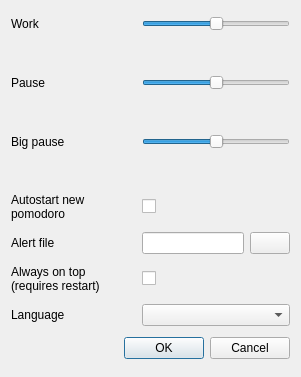
The window that src/settings.ui (rtkt/pomodoro) describes before a commit, drawn with Qt 5.
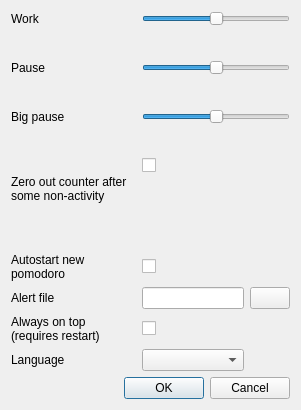
The same window after the commit.

Commit message:
Completely remade settings system (storing/applying/saving/etc)
Also retranslation of tray icon menu works now

And I've added 'zero out' option to the settings window

```diff
--- a/src/settings.ui
+++ b/src/settings.ui
@@ -7,52 +7,33 @@
     <x>0</x>
     <y>0</y>
     <width>301</width>
-    <height>377</height>
+    <height>410</height>
    </rect>
   </property>
   <property name="windowTitle">
    <string>Settings</string>
   </property>
   <layout class="QGridLayout" name="gridLayout">
-   <item row="0" column="0">
-    <widget class="QLabel" name="workLabel">
-     <property name="text">
-      <string>Work</string>
-     </property>
-    </widget>
+   <item row="9" column="1">
+    <widget class="QLineEdit" name="file"/>
    </item>
-   <item row="0" column="1" colspan="2">
-    <widget class="QSlider" name="work">
-     <property name="minimum">
-      <number>15</number>
-     </property>
-     <property name="maximum">
-      <number>35</number>
-     </property>
-     <property name="value">
-      <number>25</number>
-     </property>
-     <property name="orientation">
-      <enum>Qt::Horizontal</enum>
-     </property>
-    </widget>
-   </item>
-   <item row="1" column="1" colspan="2">
-    <widget class="QLabel" name="workText">
-     <property name="maximumSize">
-      <size>
-       <width>16777215</width>
-       <height>22</height>
-      </size>
-     </property>
+   <item row="10" column="1">
+    <widget class="QCheckBox" name="onTop">
      <property name="text">
       <string/>
      </property>
-     <property name="alignment">
-      <set>Qt::AlignRight|Qt::AlignTop|Qt::AlignTrailing</set>
+    </widget>
+   </item>
+   <item row="11" column="0">
+    <widget class="QLabel" name="languageLabel">
+     <property name="text">
+      <string>Language</string>
      </property>
     </widget>
    </item>
+   <item row="11" column="1">
+    <widget class="QComboBox" name="language"/>
+   </item>
    <item row="2" column="0">
     <widget class="QLabel" name="pauseLabel">
      <property name="text">
@@ -60,39 +41,21 @@
      </property>
     </widget>
    </item>
-   <item row="2" column="1" colspan="2">
-    <widget class="QSlider" name="pause">
-     <property name="minimum">
-      <number>2</number>
-     </property>
-     <property name="maximum">
-      <number>8</number>
-     </property>
-     <property name="pageStep">
-      <number>2</number>
-     </property>
-     <property name="value">
-      <number>5</number>
-     </property>
+   <item row="12" column="0" colspan="3">
+    <widget class="QDialogButtonBox" name="buttonBox">
      <property name="orientation">
       <enum>Qt::Horizontal</enum>
      </property>
+     <property name="standardButtons">
+      <set>QDialogButtonBox::Cancel|QDialogButtonBox::Ok</set>
+     </property>
     </widget>
    </item>
-   <item row="3" column="1" colspan="2">
-    <widget class="QLabel" name="pauseText">
-     <property name="maximumSize">
-      <size>
-       <width>16777215</width>
-       <height>22</height>
-      </size>
-     </property>
+   <item row="9" column="2">
+    <widget class="QPushButton" name="fileBtn">
      <property name="text">
       <string/>
      </property>
-     <property name="alignment">
-      <set>Qt::AlignRight|Qt::AlignTop|Qt::AlignTrailing</set>
-     </property>
     </widget>
    </item>
    <item row="4" column="0">
@@ -102,6 +65,23 @@
      </property>
     </widget>
    </item>
+   <item row="0" column="0">
+    <widget class="QLabel" name="workLabel">
+     <property name="text">
+      <string>Work</string>
+     </property>
+    </widget>
+   </item>
+   <item row="10" column="0">
+    <widget class="QLabel" name="onTopLabel">
+     <property name="text">
+      <string>Always on top (requires restart)</string>
+     </property>
+     <property name="wordWrap">
+      <bool>true</bool>
+     </property>
+    </widget>
+   </item>
    <item row="4" column="1" colspan="2">
     <widget class="QSlider" name="bigPause">
      <property name="minimum">
@@ -118,23 +98,26 @@
      </property>
     </widget>
    </item>
-   <item row="5" column="1" colspan="2">
-    <widget class="QLabel" name="bigPauseText">
-     <property name="maximumSize">
-      <size>
-       <width>16777215</width>
-       <height>22</height>
-      </size>
+   <item row="2" column="1" colspan="2">
+    <widget class="QSlider" name="pause">
+     <property name="minimum">
+      <number>2</number>
      </property>
-     <property name="text">
-      <string/>
+     <property name="maximum">
+      <number>8</number>
      </property>
-     <property name="alignment">
-      <set>Qt::AlignRight|Qt::AlignTop|Qt::AlignTrailing</set>
+     <property name="pageStep">
+      <number>2</number>
+     </property>
+     <property name="value">
+      <number>5</number>
+     </property>
+     <property name="orientation">
+      <enum>Qt::Horizontal</enum>
      </property>
     </widget>
    </item>
-   <item row="6" column="0">
+   <item row="8" column="0">
     <widget class="QLabel" name="autoStartLabel">
      <property name="text">
       <string>Autostart new pomodoro</string>
@@ -144,64 +127,98 @@
      </property>
     </widget>
    </item>
-   <item row="6" column="1" colspan="2">
+   <item row="8" column="1">
     <widget class="QCheckBox" name="autoStart">
      <property name="text">
       <string/>
      </property>
     </widget>
    </item>
-   <item row="7" column="0">
+   <item row="9" column="0">
     <widget class="QLabel" name="fileLabel">
      <property name="text">
       <string>Alert file</string>
      </property>
     </widget>
    </item>
-   <item row="7" column="1">
-    <widget class="QLineEdit" name="file"/>
-   </item>
-   <item row="7" column="2">
-    <widget class="QPushButton" name="fileBtn">
-     <property name="text">
-      <string/>
+   <item row="0" column="1" colspan="2">
+    <widget class="QSlider" name="work">
+     <property name="minimum">
+      <number>15</number>
      </property>
-    </widget>
-   </item>
-   <item row="8" column="0">
-    <widget class="QLabel" name="onTopLabel">
-     <property name="text">
-      <string>Always on top (requires restart)</string>
+     <property name="maximum">
+      <number>35</number>
      </property>
-     <property name="wordWrap">
-      <bool>true</bool>
+     <property name="value">
+      <number>25</number>
      </property>
-    </widget>
-   </item>
-   <item row="8" column="1" colspan="2">
-    <widget class="QCheckBox" name="onTop">
-     <property name="text">
-      <string/>
-     </property>
-    </widget>
-   </item>
-   <item row="9" column="0">
-    <widget class="QLabel" name="languageLabel">
-     <property name="text">
-      <string>Language</string>
-     </property>
-    </widget>
-   </item>
-   <item row="9" column="1" colspan="2">
-    <widget class="QComboBox" name="language"/>
-   </item>
-   <item row="10" column="0" colspan="3">
-    <widget class="QDialogButtonBox" name="buttonBox">
      <property name="orientation">
       <enum>Qt::Horizontal</enum>
      </property>
-     <property name="standardButtons">
-      <set>QDialogButtonBox::Cancel|QDialogButtonBox::Ok</set>
+    </widget>
+   </item>
+   <item row="6" column="1">
+    <widget class="QCheckBox" name="autoZero">
+     <property name="text">
+      <string/>
+     </property>
+    </widget>
+   </item>
+   <item row="5" column="0" rowspan="3">
+    <widget class="QLabel" name="autoZeroLabel">
+     <property name="text">
+      <string>Zero out counter after some non-activity</string>
+     </property>
+     <property name="wordWrap">
+      <bool>true</bool>
+     </property>
+    </widget>
+   </item>
+   <item row="5" column="2">
+    <widget class="QLabel" name="bigPauseText">
+     <property name="maximumSize">
+      <size>
+       <width>16777215</width>
+       <height>22</height>
+      </size>
+     </property>
+     <property name="text">
+      <string/>
+     </property>
+     <property name="alignment">
+      <set>Qt::AlignRight|Qt::AlignTop|Qt::AlignTrailing</set>
+     </property>
+    </widget>
+   </item>
+   <item row="3" column="2">
+    <widget class="QLabel" name="pauseText">
+     <property name="maximumSize">
+      <size>
+       <width>16777215</width>
+       <height>22</height>
+      </size>
+     </property>
+     <property name="text">
+      <string/>
+     </property>
+     <property name="alignment">
+      <set>Qt::AlignRight|Qt::AlignTop|Qt::AlignTrailing</set>
+     </property>
+    </widget>
+   </item>
+   <item row="1" column="2">
+    <widget class="QLabel" name="workText">
+     <property name="maximumSize">
+      <size>
+       <width>16777215</width>
+       <height>22</height>
+      </size>
+     </property>
+     <property name="text">
+      <string/>
+     </property>
+     <property name="alignment">
+      <set>Qt::AlignRight|Qt::AlignTop|Qt::AlignTrailing</set>
      </property>
     </widget>
    </item>
```
The commit also changes 6 other files.
